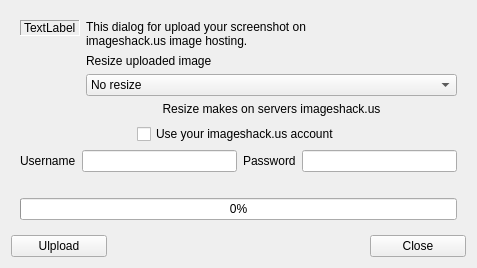
Above: src/modules/uploader/uploaderdialog.ui from lxqt/screengrab before the change. Below: the same form after it.
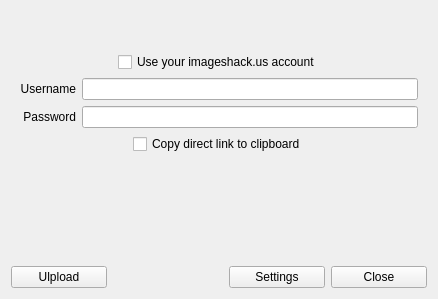
That is the form after the change.

Commit message: Added implementation uploader settings

Diff of the .ui file:
```diff
--- a/src/modules/uploader/uploaderdialog.ui
+++ b/src/modules/uploader/uploaderdialog.ui
@@ -15,12 +15,12 @@
   </property>
   <layout class="QVBoxLayout" name="verticalLayout_2">
    <property name="sizeConstraint">
-    <enum>QLayout::SetMinimumSize</enum>
+    <enum>QLayout::SetFixedSize</enum>
    </property>
    <item>
     <widget class="QStackedWidget" name="stackedWidget">
      <property name="currentIndex">
-      <number>0</number>
+      <number>2</number>
      </property>
      <widget class="QWidget" name="page">
       <layout class="QVBoxLayout" name="verticalLayout_7">
@@ -190,73 +190,6 @@
          </item>
         </layout>
        </item>
-       <item>
-        <layout class="QHBoxLayout" name="horizontalLayout_7">
-         <item>
-          <spacer name="horizontalSpacer_2">
-           <property name="orientation">
-            <enum>Qt::Horizontal</enum>
-           </property>
-           <property name="sizeHint" stdset="0">
-            <size>
-             <width>40</width>
-             <height>20</height>
-            </size>
-           </property>
-          </spacer>
-         </item>
-         <item>
-          <widget class="QCheckBox" name="cbxUseAccount">
-           <property name="text">
-            <string>Use your imageshack.us account</string>
-           </property>
-          </widget>
-         </item>
-         <item>
-          <spacer name="horizontalSpacer_3">
-           <property name="orientation">
-            <enum>Qt::Horizontal</enum>
-           </property>
-           <property name="sizeHint" stdset="0">
-            <size>
-             <width>40</width>
-             <height>20</height>
-            </size>
-           </property>
-          </spacer>
-         </item>
-        </layout>
-       </item>
-       <item>
-        <layout class="QHBoxLayout" name="horizontalLayout_8">
-         <item>
-          <widget class="QLabel" name="labUsername">
-           <property name="text">
-            <string>Username</string>
-           </property>
-           <property name="buddy">
-            <cstring>editUsername</cstring>
-           </property>
-          </widget>
-         </item>
-         <item>
-          <widget class="QLineEdit" name="editUsername"/>
-         </item>
-         <item>
-          <widget class="QLabel" name="labPassword">
-           <property name="text">
-            <string>Password</string>
-           </property>
-           <property name="buddy">
-            <cstring>editPassword</cstring>
-           </property>
-          </widget>
-         </item>
-         <item>
-          <widget class="QLineEdit" name="editPassword"/>
-         </item>
-        </layout>
-       </item>
        <item>
         <layout class="QVBoxLayout" name="verticalLayout_4">
          <item>
@@ -407,6 +340,194 @@
        </item>
       </layout>
      </widget>
+     <widget class="QWidget" name="page_3">
+      <layout class="QVBoxLayout" name="verticalLayout_8">
+       <item>
+        <spacer name="verticalSpacer_5">
+         <property name="orientation">
+          <enum>Qt::Vertical</enum>
+         </property>
+         <property name="sizeType">
+          <enum>QSizePolicy::Minimum</enum>
+         </property>
+         <property name="sizeHint" stdset="0">
+          <size>
+           <width>20</width>
+           <height>32</height>
+          </size>
+         </property>
+        </spacer>
+       </item>
+       <item>
+        <layout class="QHBoxLayout" name="horizontalLayout_7">
+         <item>
+          <spacer name="horizontalSpacer_2">
+           <property name="orientation">
+            <enum>Qt::Horizontal</enum>
+           </property>
+           <property name="sizeHint" stdset="0">
+            <size>
+             <width>40</width>
+             <height>20</height>
+            </size>
+           </property>
+          </spacer>
+         </item>
+         <item>
+          <widget class="QCheckBox" name="checkUseAccount">
+           <property name="text">
+            <string>Use your imageshack.us account</string>
+           </property>
+          </widget>
+         </item>
+         <item>
+          <spacer name="horizontalSpacer_3">
+           <property name="orientation">
+            <enum>Qt::Horizontal</enum>
+           </property>
+           <property name="sizeHint" stdset="0">
+            <size>
+             <width>40</width>
+             <height>20</height>
+            </size>
+           </property>
+          </spacer>
+         </item>
+        </layout>
+       </item>
+       <item>
+        <layout class="QHBoxLayout" name="horizontalLayout_8">
+         <item>
+          <widget class="QLabel" name="labUsername">
+           <property name="sizePolicy">
+            <sizepolicy hsizetype="Expanding" vsizetype="Preferred">
+             <horstretch>0</horstretch>
+             <verstretch>0</verstretch>
+            </sizepolicy>
+           </property>
+           <property name="text">
+            <string>Username</string>
+           </property>
+           <property name="alignment">
+            <set>Qt::AlignRight|Qt::AlignTrailing|Qt::AlignVCenter</set>
+           </property>
+           <property name="buddy">
+            <cstring>editUsername</cstring>
+           </property>
+          </widget>
+         </item>
+         <item>
+          <widget class="QLineEdit" name="editUsername">
+           <property name="sizePolicy">
+            <sizepolicy hsizetype="Maximum" vsizetype="Fixed">
+             <horstretch>0</horstretch>
+             <verstretch>0</verstretch>
+            </sizepolicy>
+           </property>
+           <property name="minimumSize">
+            <size>
+             <width>336</width>
+             <height>0</height>
+            </size>
+           </property>
+          </widget>
+         </item>
+        </layout>
+       </item>
+       <item>
+        <layout class="QHBoxLayout" name="horizontalLayout_10">
+         <item>
+          <widget class="QLabel" name="labPassword">
+           <property name="sizePolicy">
+            <sizepolicy hsizetype="Expanding" vsizetype="Preferred">
+             <horstretch>0</horstretch>
+             <verstretch>0</verstretch>
+            </sizepolicy>
+           </property>
+           <property name="text">
+            <string>Password</string>
+           </property>
+           <property name="alignment">
+            <set>Qt::AlignRight|Qt::AlignTrailing|Qt::AlignVCenter</set>
+           </property>
+           <property name="buddy">
+            <cstring>editPassword</cstring>
+           </property>
+          </widget>
+         </item>
+         <item>
+          <widget class="QLineEdit" name="editPassword">
+           <property name="sizePolicy">
+            <sizepolicy hsizetype="Maximum" vsizetype="Fixed">
+             <horstretch>0</horstretch>
+             <verstretch>0</verstretch>
+            </sizepolicy>
+           </property>
+           <property name="minimumSize">
+            <size>
+             <width>336</width>
+             <height>0</height>
+            </size>
+           </property>
+           <property name="echoMode">
+            <enum>QLineEdit::Password</enum>
+           </property>
+          </widget>
+         </item>
+        </layout>
+       </item>
+       <item>
+        <layout class="QHBoxLayout" name="horizontalLayout_9">
+         <item>
+          <spacer name="horizontalSpacer_4">
+           <property name="orientation">
+            <enum>Qt::Horizontal</enum>
+           </property>
+           <property name="sizeHint" stdset="0">
+            <size>
+             <width>40</width>
+             <height>20</height>
+            </size>
+           </property>
+          </spacer>
+         </item>
+         <item>
+          <widget class="QCheckBox" name="checkCopyDirectLink">
+           <property name="text">
+            <string>Copy direct link to clipboard</string>
+           </property>
+          </widget>
+         </item>
+         <item>
+          <spacer name="horizontalSpacer_5">
+           <property name="orientation">
+            <enum>Qt::Horizontal</enum>
+           </property>
+           <property name="sizeHint" stdset="0">
+            <size>
+             <width>40</width>
+             <height>20</height>
+            </size>
+           </property>
+          </spacer>
+         </item>
+        </layout>
+       </item>
+       <item>
+        <spacer name="verticalSpacer_4">
+         <property name="orientation">
+          <enum>Qt::Vertical</enum>
+         </property>
+         <property name="sizeHint" stdset="0">
+          <size>
+           <width>20</width>
+           <height>97</height>
+          </size>
+         </property>
+        </spacer>
+       </item>
+      </layout>
+     </widget>
     </widget>
    </item>
    <item>
@@ -443,6 +564,25 @@
        </property>
       </spacer>
      </item>
+     <item>
+      <widget class="QPushButton" name="butSettings">
+       <property name="sizePolicy">
+        <sizepolicy hsizetype="Minimum" vsizetype="Fixed">
+         <horstretch>0</horstretch>
+         <verstretch>0</verstretch>
+        </sizepolicy>
+       </property>
+       <property name="minimumSize">
+        <size>
+         <width>96</width>
+         <height>0</height>
+        </size>
+       </property>
+       <property name="text">
+        <string>Settings</string>
+       </property>
+      </widget>
+     </item>
      <item>
       <widget class="QPushButton" name="butClose">
        <property name="sizePolicy">
```
The commit also changes 7 other files.
